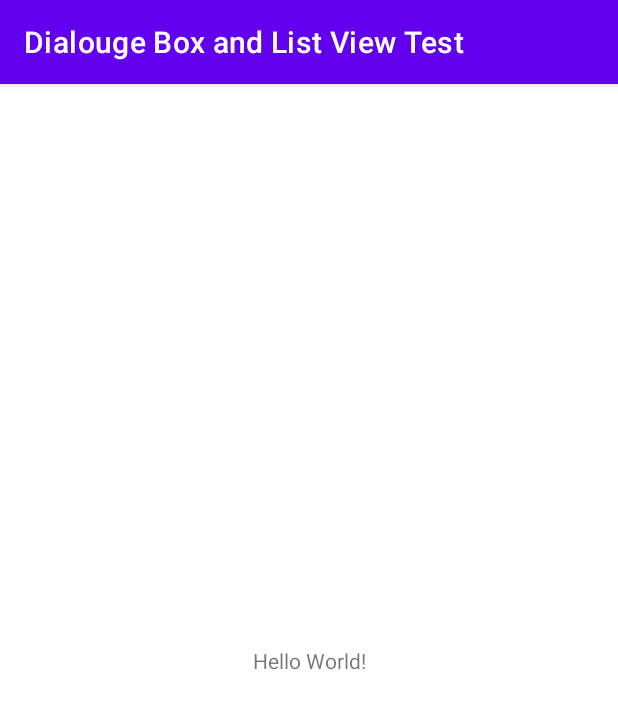
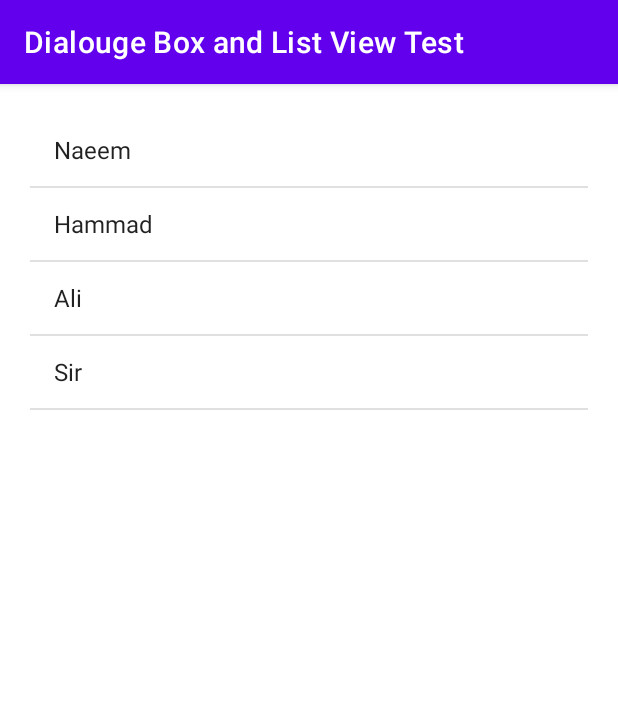
Before and after one commit to imnaeem/DialougeBoxandListViewTest, an Android app: the screen it shows after launch (MainActivity), on a phone screen of 412 x 824 dp. Shown: the top 709 px of the screen. Run offline under Robolectric (Android 15) with nearby library versions, the phone set to English and light mode, and no system bars.

Commit message:
ListView working

```diff
--- a/app/src/main/java/com/example/dialougeboxandlistviewtest/MainActivity.java
+++ b/app/src/main/java/com/example/dialougeboxandlistviewtest/MainActivity.java
@@ -3,12 +3,30 @@ package com.example.dialougeboxandlistviewtest;
 import androidx.appcompat.app.AppCompatActivity;
 
 import android.os.Bundle;
+import android.widget.ArrayAdapter;
+import android.widget.ListView;
+
+import java.util.ArrayList;
 
 public class MainActivity extends AppCompatActivity {
+
+    ListView list;
+    ArrayList<String> frindlist = new ArrayList<String>();
 
     @Override
     protected void onCreate(Bundle savedInstanceState) {
         super.onCreate(savedInstanceState);
         setContentView(R.layout.activity_main);
+
+        list = findViewById(R.id.myList);
+
+        frindlist.add("Naeem");
+        frindlist.add("Hammad");
+        frindlist.add("Ali");
+        frindlist.add("Sir");
+
+        ArrayAdapter<String> arrayAdapter = new ArrayAdapter<String>(MainActivity.this, android.R.layout.simple_list_item_1, frindlist);
+        list.setAdapter(arrayAdapter);
+
     }
 }
--- a/app/src/main/res/layout/activity_main.xml
+++ b/app/src/main/res/layout/activity_main.xml
@@ -6,13 +6,16 @@
     android:layout_height="match_parent"
     tools:context=".MainActivity">
 
-    <TextView
-        android:layout_width="wrap_content"
-        android:layout_height="wrap_content"
-        android:text="Hello World!"
-        app:layout_constraintBottom_toBottomOf="parent"
-        app:layout_constraintLeft_toLeftOf="parent"
-        app:layout_constraintRight_toRightOf="parent"
+    <ListView
+        android:id="@+id/myList"
+        android:layout_width="0dp"
+        android:layout_height="354dp"
+        android:layout_margin="20dp"
+        android:layout_marginStart="1dp"
+        android:layout_marginTop="1dp"
+        android:layout_marginEnd="1dp"
+        app:layout_constraintEnd_toEndOf="parent"
+        app:layout_constraintStart_toStartOf="parent"
         app:layout_constraintTop_toTopOf="parent" />
 
 </androidx.constraintlayout.widget.ConstraintLayout>
```
